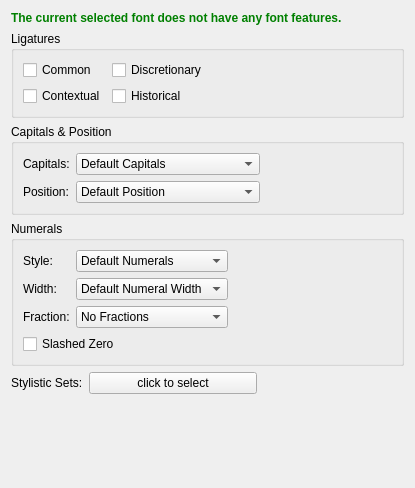
First picture: the form in scribus/ui/smfontfeaturesbase.ui, repository scribusproject/scribus, before the edit.
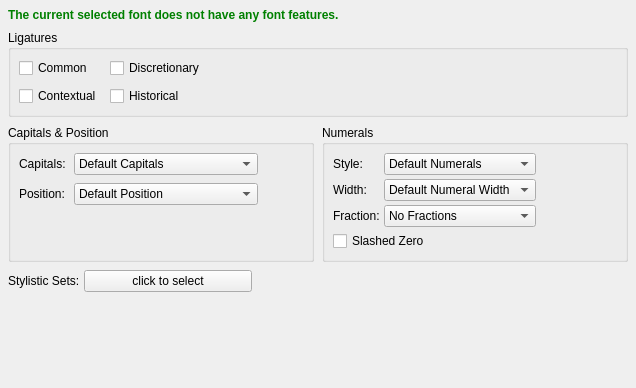
Second picture: the form after the edit.

What changed in the file:
```diff
--- a/scribus/ui/smfontfeaturesbase.ui
+++ b/scribus/ui/smfontfeaturesbase.ui
@@ -6,33 +6,112 @@
    <rect>
     <x>0</x>
     <y>0</y>
-    <width>415</width>
-    <height>488</height>
+    <width>636</width>
+    <height>388</height>
    </rect>
   </property>
-  <layout class="QVBoxLayout" name="verticalLayout_2">
-   <item>
-    <widget class="QLabel" name="statusLabel">
-     <property name="enabled">
-      <bool>true</bool>
+  <layout class="QGridLayout" name="gridLayout_3">
+   <property name="leftMargin">
+    <number>8</number>
+   </property>
+   <property name="topMargin">
+    <number>8</number>
+   </property>
+   <property name="rightMargin">
+    <number>8</number>
+   </property>
+   <property name="bottomMargin">
+    <number>8</number>
+   </property>
+   <property name="spacing">
+    <number>8</number>
+   </property>
+   <item row="5" column="0">
+    <spacer name="verticalSpacer">
+     <property name="orientation">
+      <enum>Qt::Orientation::Vertical</enum>
      </property>
-     <property name="text">
-      <string>&lt;html&gt;&lt;head/&gt;&lt;body&gt;&lt;p&gt;&lt;span style=&quot; font-weight:600; color:#008000;&quot;&gt;The current selected font does not have any font features.&lt;/span&gt;&lt;/p&gt;&lt;/body&gt;&lt;/html&gt;</string>
+     <property name="sizeHint" stdset="0">
+      <size>
+       <width>20</width>
+       <height>40</height>
+      </size>
      </property>
-     <property name="textFormat">
-      <enum>Qt::RichText</enum>
+    </spacer>
+   </item>
+   <item row="4" column="0" colspan="2">
+    <layout class="QHBoxLayout" name="horizontalLayout_6" stretch="0,0,1">
+     <property name="spacing">
+      <number>4</number>
      </property>
-     <property name="wordWrap">
-      <bool>true</bool>
-     </property>
-    </widget>
+     <item>
+      <widget class="QLabel" name="stylisticSetsLabel">
+       <property name="text">
+        <string>Stylistic Sets:</string>
+       </property>
+      </widget>
+     </item>
+     <item>
+      <widget class="QPushButton" name="stylisticSetsButton">
+       <property name="sizePolicy">
+        <sizepolicy hsizetype="Preferred" vsizetype="Preferred">
+         <horstretch>0</horstretch>
+         <verstretch>0</verstretch>
+        </sizepolicy>
+       </property>
+       <property name="minimumSize">
+        <size>
+         <width>168</width>
+         <height>0</height>
+        </size>
+       </property>
+       <property name="text">
+        <string>click to select</string>
+       </property>
+       <property name="checkable">
+        <bool>false</bool>
+       </property>
+      </widget>
+     </item>
+     <item>
+      <spacer name="horizontalSpacer_6">
+       <property name="orientation">
+        <enum>Qt::Orientation::Horizontal</enum>
+       </property>
+       <property name="sizeHint" stdset="0">
+        <size>
+         <width>0</width>
+         <height>20</height>
+        </size>
+       </property>
+      </spacer>
+     </item>
+    </layout>
    </item>
-   <item>
+   <item row="1" column="0" colspan="2">
     <widget class="QGroupBox" name="ligaturesGroupBox">
      <property name="title">
       <string>Ligatures</string>
      </property>
      <layout class="QFormLayout" name="formLayout">
+      <property name="horizontalSpacing">
+       <number>8</number>
+      </property>
+      <property name="verticalSpacing">
+       <number>8</number>
+      </property>
+      <property name="leftMargin">
+       <number>8</number>
+      </property>
+      <property name="topMargin">
+       <number>8</number>
+      </property>
+      <property name="rightMargin">
+       <number>8</number>
+      </property>
+      <property name="bottomMargin">
+       <number>8</number>
+      </property>
       <item row="0" column="0">
        <widget class="QCheckBox" name="CommonCheck">
         <property name="sizePolicy">
@@ -124,140 +203,43 @@
      </layout>
     </widget>
    </item>
-   <item>
-    <widget class="QGroupBox" name="capitalsGroupBox">
-     <property name="sizePolicy">
-      <sizepolicy hsizetype="Preferred" vsizetype="Maximum">
-       <horstretch>0</horstretch>
-       <verstretch>0</verstretch>
-      </sizepolicy>
+   <item row="0" column="0" colspan="2">
+    <widget class="QLabel" name="statusLabel">
+     <property name="enabled">
+      <bool>true</bool>
      </property>
-     <property name="title">
-      <string>Capitals &amp;&amp; Position</string>
+     <property name="text">
+      <string>&lt;html&gt;&lt;head/&gt;&lt;body&gt;&lt;p&gt;&lt;span style=&quot; font-weight:600; color:#008000;&quot;&gt;The current selected font does not have any font features.&lt;/span&gt;&lt;/p&gt;&lt;/body&gt;&lt;/html&gt;</string>
      </property>
-     <layout class="QVBoxLayout" name="verticalLayout_3">
-      <item>
-       <layout class="QGridLayout" name="gridLayout">
-        <item row="0" column="1">
-         <widget class="QComboBox" name="capitalsComboBox">
-          <item>
-           <property name="text">
-            <string>Default Capitals</string>
-           </property>
-          </item>
-          <item>
-           <property name="text">
-            <string>Small Capitals</string>
-           </property>
-          </item>
-          <item>
-           <property name="text">
-            <string>Petite Capitals</string>
-           </property>
-          </item>
-          <item>
-           <property name="text">
-            <string>Unicase</string>
-           </property>
-          </item>
-          <item>
-           <property name="text">
-            <string>Titling</string>
-           </property>
-          </item>
-          <item>
-           <property name="text">
-            <string>Petite Capitals from Capitals</string>
-           </property>
-          </item>
-          <item>
-           <property name="text">
-            <string>Small Capitals from Capitals</string>
-           </property>
-          </item>
-         </widget>
-        </item>
-        <item row="0" column="0">
-         <widget class="QLabel" name="capitalsLabel">
-          <property name="text">
-           <string>Capitals:</string>
-          </property>
-         </widget>
-        </item>
-        <item row="0" column="2">
-         <spacer name="capitalsSpacer">
-          <property name="orientation">
-           <enum>Qt::Horizontal</enum>
-          </property>
-          <property name="sizeHint" stdset="0">
-           <size>
-            <width>40</width>
-            <height>20</height>
-           </size>
-          </property>
-         </spacer>
-        </item>
-        <item row="1" column="0">
-         <widget class="QLabel" name="positionLabel">
-          <property name="text">
-           <string>Position:</string>
-          </property>
-         </widget>
-        </item>
-        <item row="1" column="1">
-         <widget class="QComboBox" name="positionComboBox">
-          <item>
-           <property name="text">
-            <string>Default Position</string>
-           </property>
-          </item>
-          <item>
-           <property name="text">
-            <string>Subscript</string>
-           </property>
-          </item>
-          <item>
-           <property name="text">
-            <string>Superscript</string>
-           </property>
-          </item>
-          <item>
-           <property name="text">
-            <string>Ordinals</string>
-           </property>
-          </item>
-         </widget>
-        </item>
-        <item row="1" column="2">
-         <spacer name="positionSpacer">
-          <property name="orientation">
-           <enum>Qt::Horizontal</enum>
-          </property>
-          <property name="sizeHint" stdset="0">
-           <size>
-            <width>40</width>
-            <height>20</height>
-           </size>
-          </property>
-         </spacer>
-        </item>
-       </layout>
-      </item>
-     </layout>
+     <property name="textFormat">
+      <enum>Qt::TextFormat::RichText</enum>
+     </property>
+     <property name="wordWrap">
+      <bool>true</bool>
+     </property>
     </widget>
    </item>
-   <item>
+   <item row="2" column="1">
     <widget class="QGroupBox" name="numeralsGroupBox">
-     <property name="sizePolicy">
-      <sizepolicy hsizetype="Preferred" vsizetype="Maximum">
-       <horstretch>0</horstretch>
-       <verstretch>0</verstretch>
-      </sizepolicy>
-     </property>
      <property name="title">
       <string>Numerals</string>
      </property>
-     <layout class="QVBoxLayout" name="verticalLayout">
+     <layout class="QVBoxLayout" name="verticalLayout" stretch="0,0,1">
+      <property name="spacing">
+       <number>4</number>
+      </property>
+      <property name="leftMargin">
+       <number>8</number>
+      </property>
+      <property name="topMargin">
+       <number>8</number>
+      </property>
+      <property name="rightMargin">
+       <number>8</number>
+      </property>
+      <property name="bottomMargin">
+       <number>8</number>
+      </property>
       <item>
        <layout class="QGridLayout" name="gridLayout_2">
         <item row="0" column="1">
@@ -392,67 +374,165 @@
         </property>
        </widget>
       </item>
+      <item>
+       <spacer name="verticalSpacer_3">
+        <property name="orientation">
+         <enum>Qt::Orientation::Vertical</enum>
+        </property>
+        <property name="sizeHint" stdset="0">
+         <size>
+          <width>20</width>
+          <height>0</height>
+         </size>
+        </property>
+       </spacer>
+      </item>
      </layout>
     </widget>
    </item>
-   <item>
-    <layout class="QHBoxLayout" name="horizontalLayout_6">
-     <item>
-      <widget class="QLabel" name="stylisticSetsLabel">
-       <property name="text">
-        <string>Stylistic Sets:</string>
-       </property>
-      </widget>
-     </item>
-     <item>
-      <widget class="QPushButton" name="stylisticSetsButton">
-       <property name="sizePolicy">
-        <sizepolicy hsizetype="Preferred" vsizetype="Preferred">
-         <horstretch>0</horstretch>
-         <verstretch>0</verstretch>
-        </sizepolicy>
-       </property>
-       <property name="minimumSize">
-        <size>
-         <width>168</width>
-         <height>0</height>
-        </size>
-       </property>
-       <property name="text">
-        <string>click to select</string>
-       </property>
-       <property name="checkable">
-        <bool>false</bool>
-       </property>
-      </widget>
-     </item>
-     <item>
-      <spacer name="horizontalSpacer_6">
-       <property name="orientation">
-        <enum>Qt::Horizontal</enum>
-       </property>
-       <property name="sizeHint" stdset="0">
-        <size>
-         <width>40</width>
-         <height>20</height>
-        </size>
-       </property>
-      </spacer>
-     </item>
-    </layout>
-   </item>
-   <item>
-    <spacer name="verticalSpacer">
-     <property name="orientation">
-      <enum>Qt::Vertical</enum>
+   <item row="2" column="0">
+    <widget class="QGroupBox" name="capitalsGroupBox">
+     <property name="title">
+      <string>Capitals &amp;&amp; Position</string>
      </property>
-     <property name="sizeHint" stdset="0">
-      <size>
-       <width>20</width>
-       <height>40</height>
-      </size>
-     </property>
-    </spacer>
+     <layout class="QVBoxLayout" name="verticalLayout_3" stretch="0,1">
+      <property name="spacing">
+       <number>8</number>
+      </property>
+      <property name="leftMargin">
+       <number>8</number>
+      </property>
+      <property name="topMargin">
+       <number>8</number>
+      </property>
+      <property name="rightMargin">
+       <number>8</number>
+      </property>
+      <property name="bottomMargin">
+       <number>8</number>
+      </property>
+      <item>
+       <layout class="QGridLayout" name="gridLayout">
+        <item row="0" column="1">
+         <widget class="QComboBox" name="capitalsComboBox">
+          <item>
+           <property name="text">
+            <string>Default Capitals</string>
+           </property>
+          </item>
+          <item>
+           <property name="text">
+            <string>Small Capitals</string>
+           </property>
+          </item>
+          <item>
+           <property name="text">
+            <string>Petite Capitals</string>
+           </property>
+          </item>
+          <item>
+           <property name="text">
+            <string>Unicase</string>
+           </property>
+          </item>
+          <item>
+           <property name="text">
+            <string>Titling</string>
+           </property>
+          </item>
+          <item>
+           <property name="text">
+            <string>Petite Capitals from Capitals</string>
+           </property>
+          </item>
+          <item>
+           <property name="text">
+            <string>Small Capitals from Capitals</string>
+           </property>
+          </item>
+         </widget>
+        </item>
+        <item row="0" column="0">
+         <widget class="QLabel" name="capitalsLabel">
+          <property name="text">
+           <string>Capitals:</string>
+          </property>
+         </widget>
+        </item>
+        <item row="0" column="2">
+         <spacer name="capitalsSpacer">
+          <property name="orientation">
+           <enum>Qt::Orientation::Horizontal</enum>
+          </property>
+          <property name="sizeHint" stdset="0">
+           <size>
+            <width>40</width>
+            <height>20</height>
+           </size>
+          </property>
+         </spacer>
+        </item>
+        <item row="1" column="0">
+         <widget class="QLabel" name="positionLabel">
+          <property name="text">
+           <string>Position:</string>
+          </property>
+         </widget>
+        </item>
+        <item row="1" column="1">
+         <widget class="QComboBox" name="positionComboBox">
+          <item>
+           <property name="text">
+            <string>Default Position</string>
+           </property>
+          </item>
+          <item>
+           <property name="text">
+            <string>Subscript</string>
+           </property>
+          </item>
+          <item>
+           <property name="text">
+            <string>Superscript</string>
+           </property>
+          </item>
+          <item>
+           <property name="text">
+            <string>Ordinals</string>
+           </property>
+          </item>
+         </widget>
+        </item>
+        <item row="1" column="2">
+         <spacer name="positionSpacer">
+          <property name="orientation">
+           <enum>Qt::Orientation::Horizontal</enum>
+          </property>
+          <property name="sizeHint" stdset="0">
+           <size>
+            <width>40</width>
+            <height>20</height>
+           </size>
+          </property>
+         </spacer>
+        </item>
+       </layout>
+      </item>
+      <item>
+       <spacer name="verticalSpacer_2">
+        <property name="orientation">
+         <enum>Qt::Orientation::Vertical</enum>
+        </property>
+        <property name="sizeHint" stdset="0">
+         <size>
+          <width>20</width>
+          <height>0</height>
+         </size>
+        </property>
+       </spacer>
+      </item>
+     </layout>
+    </widget>
    </item>
   </layout>
  </widget>
```
Left out of the diff: 6 changed lines with no effect on the pictures.
